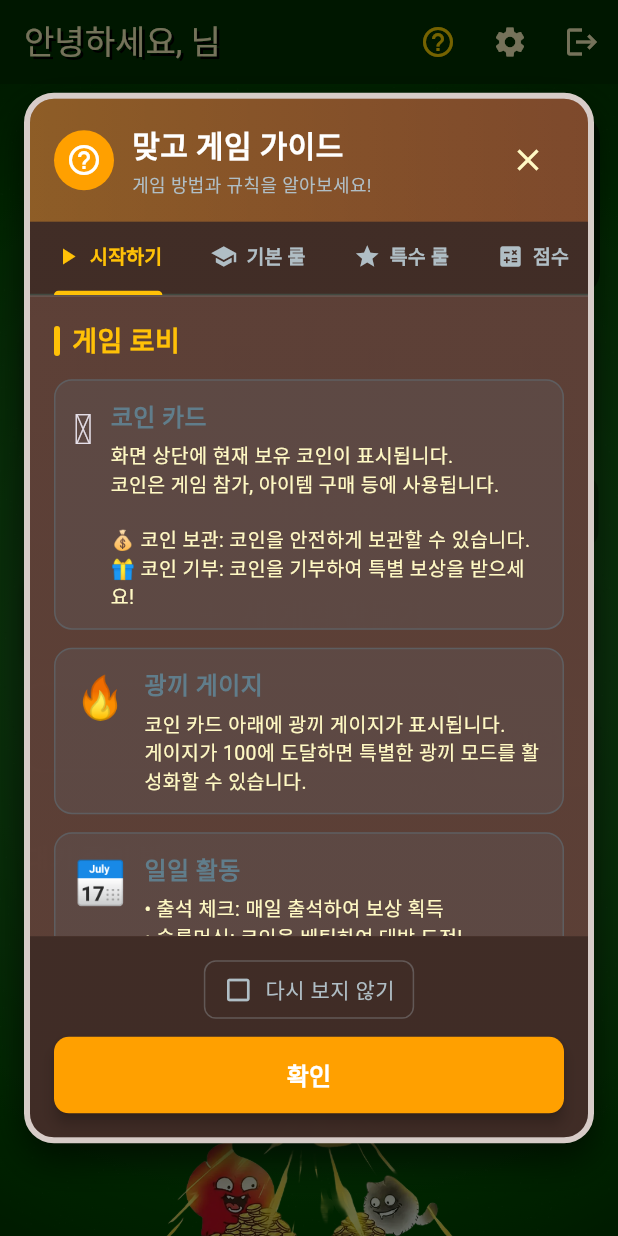
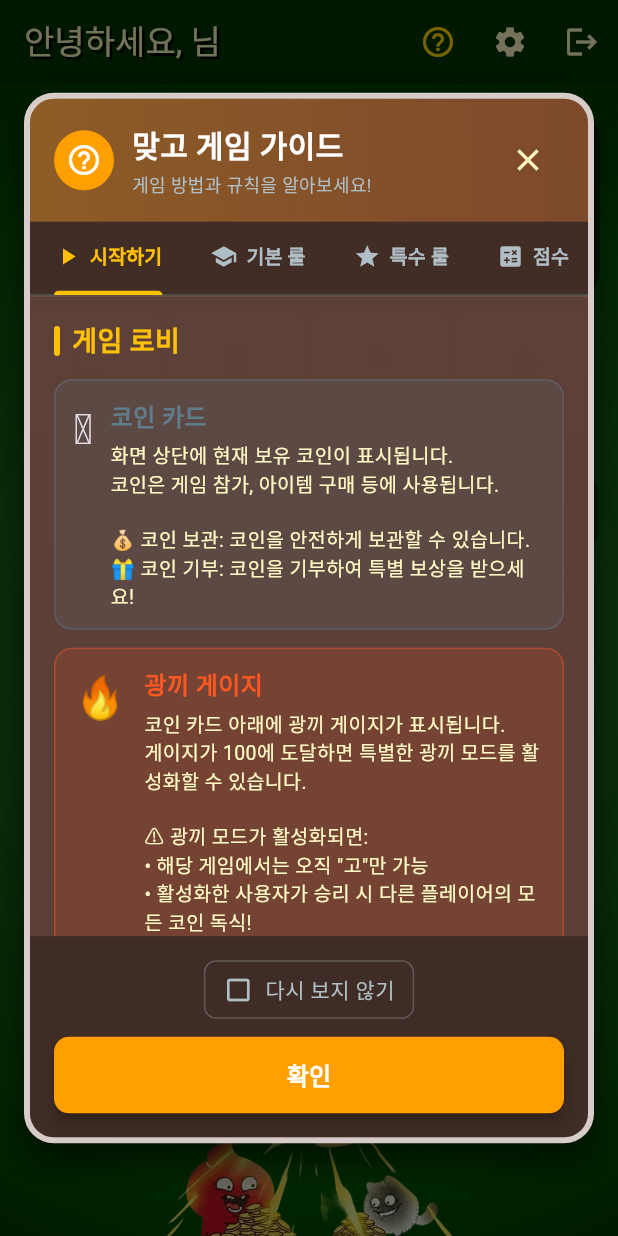
Before and after one commit to keenwind85/go-stop-flutter, a Flutter app: the screen it shows once a user with an empty profile is signed in, on a phone screen of 412 x 824 dp. Run offline on Flutter 3.47's test engine with Material 3 defaults, Android fonts, the phone set to English and light mode, and no system bars; our stand-ins replace audioplayers, firebase_auth, firebase_core, firebase_database, firebase_remote_config, flutter_riverpod and 3 more; missing offline and left inert: dart:html, flame, slot_machine_roller; accounts and stored records are empty; statements that could not run were skipped.

Commit message:
Update game guide with gwangkki mode details and mode selection
시작하기 탭:
- 광끼 게이지 설명 확장 (고만 가능, 승리 시 모든 코인 독식, 은행 보관 팁)
- 게임 모드 선택 설명 추가 (맞고/고스톱)

기본 룰 탭:
- 맞고 vs 고스톱 차이점 섹션 추가
  - 플레이어 수, 손패/바닥패 수, 피박 기준

점수 탭:
- Go 배수 규칙을 실제 게임 룰과 동일하게 수정
  - 1고 +1점, 2고 +2점, 3고 x2, 4고 x4, 5고+ x8, x16...
- 점수 배수와 코인 정산 배수 분리
- 광끼 모드 설명 삭제 (시작하기 탭으로 이동)

🤖 Generated with [Claude Code](https://claude.com/claude-code)

Co-Authored-By: Claude Opus 4.5 <noreply@anthropic.com>

```diff
--- a/lib/ui/widgets/game_guide_dialog.dart
+++ b/lib/ui/widgets/game_guide_dialog.dart
@@ -384,7 +384,8 @@ class _GameGuideDialogState extends State<GameGuideDialog>
           _buildInfoCard(
             icon: '🔥',
             title: '광끼 게이지',
-            description: '코인 카드 아래에 광끼 게이지가 표시됩니다.\n게이지가 100에 도달하면 특별한 광끼 모드를 활성화할 수 있습니다.',
+            description: '코인 카드 아래에 광끼 게이지가 표시됩니다.\n게이지가 100에 도달하면 특별한 광끼 모드를 활성화할 수 있습니다.\n\n⚠️ 광끼 모드가 활성화되면:\n• 해당 게임에서는 오직 "고"만 가능\n• 활성화한 사용자가 승리 시 다른 플레이어의 모든 코인 독식!\n\n💡 TIP: 광끼 모드에서 모든 코인을 잃기 싫다면 미리미리 은행에 코인을 보관해두세요.',
+            color: Colors.deepOrange,
           ),
           _buildInfoCard(
             icon: '📅',
@@ -399,10 +400,16 @@ class _GameGuideDialogState extends State<GameGuideDialog>
           ),
           const SizedBox(height: 16),
           _buildSectionTitle('게임 시작 방법'),
+          _buildInfoCard(
+            icon: '🎮',
+            title: '게임 모드 선택',
+            description: '방을 만들 때 게임 모드를 선택할 수 있습니다:\n\n• 맞고 모드: 2인 플레이 (손패 10장, 바닥 8장)\n• 고스톱 모드: 2~3인 플레이 (손패 7장, 바닥 6장)',
+            color: Colors.cyan,
+          ),
           _buildStepCard(
             step: 1,
             title: '방 만들기',
-            description: '"새 게임 만들기" 버튼을 터치 → 상대방 입장 대기',
+            description: '"새 게임 만들기" 버튼 터치 → 게임 모드 선택 → 상대방 입장 대기',
           ),
           _buildStepCard(
             step: 2,
@@ -425,14 +432,28 @@ class _GameGuideDialogState extends State<GameGuideDialog>
       child: Column(
         crossAxisAlignment: CrossAxisAlignment.start,
         children: [
+          _buildSectionTitle('맞고 vs 고스톱 차이점'),
+          _buildInfoCard(
+            icon: '👥',
+            title: '맞고 모드 (2인)',
+            description: '• 플레이어: 2명\n• 손패: 10장씩\n• 바닥패: 8장\n• 피박 기준: 7장 이하',
+            color: Colors.blue,
+          ),
+          _buildInfoCard(
+            icon: '👥',
+            title: '고스톱 모드 (2~3인)',
+            description: '• 플레이어: 2~3명\n• 손패: 7장씩\n• 바닥패: 6장\n• 피박 기준: 5장 이하',
+            color: Colors.purple,
+          ),
+          const SizedBox(height: 16),
           _buildSectionTitle('게임 진행'),
           _buildNumberedList([
-            '각 플레이어에게 10장의 패가 배분됩니다',
-            '바닥에 8장의 패가 깔립니다',
+            '각 플레이어에게 패가 배분됩니다 (맞고 10장/고스톱 7장)',
+            '바닥에 패가 깔립니다 (맞고 8장/고스톱 6장)',
             '자신의 턴에 손패 1장을 바닥에 내려놓습니다',
             '같은 월(花)의 패가 있으면 가져옵니다',
             '더미에서 1장을 뒤집어 같은 월의 패가 있으면 가져옵니다',
-            '3점 이상 모으면 "고" 또는 "스톱"을 선택할 수 있습니다',
+            '7점 이상 모으면 "고" 또는 "스톱"을 선택할 수 있습니다',
           ]),
           const SizedBox(height: 16),
           _buildSectionTitle('패의 종류'),
@@ -571,24 +592,27 @@ class _GameGuideDialogState extends State<GameGuideDialog>
             ['피', '10장부터', '1점씩 추가'],
           ]),
           const SizedBox(height: 16),
-          _buildSectionTitle('배수 규칙'),
+          _buildSectionTitle('점수 배수 규칙'),
+          _buildScoreTable([
+            ['고(Go) 1회', '+1점', '기본 점수에 1점 추가'],
+            ['고(Go) 2회', '+2점', '기본 점수에 2점 추가'],
+            ['고(Go) 3회', 'x2', '기본 점수 2배'],
+            ['고(Go) 4회', 'x4', '기본 점수 4배'],
+            ['고(Go) 5회+', 'x8, x16...', '2배씩 증가'],
+          ]),
+          const SizedBox(height: 12),
           _buildMultiplierTable([
-            ['고(Go) 1회', 'x2'],
-            ['고(Go) 2회', 'x4'],
-            ['고(Go) 3회+', '+1배씩'],
+            ['흔들기', 'x2'],
+            ['폭탄', 'x2'],
+            ['멍따 (열끗 7장+)', 'x2'],
+          ]),
+          const SizedBox(height: 16),
+          _buildSectionTitle('코인 정산 배수'),
+          _buildMultiplierTable([
             ['피박', 'x2'],
-            ['광박', 'x2'],
-            ['멍따리기', 'x2'],
+            ['광박 (상대 광 0장)', 'x2'],
             ['고박', 'x2'],
           ]),
-          const SizedBox(height: 16),
-          _buildSectionTitle('광끼 모드'),
-          _buildInfoCard(
-            icon: '🔥',
-            title: 'Winner Takes All!',
-            description: '광끼 게이지 100 도달 시 발동 가능\n양 플레이어 동의 시 활성화\n→ 승자가 모든 베팅 코인을 가져감!',
-            color: Colors.deepOrange,
-          ),
         ],
       ),
     );
```
